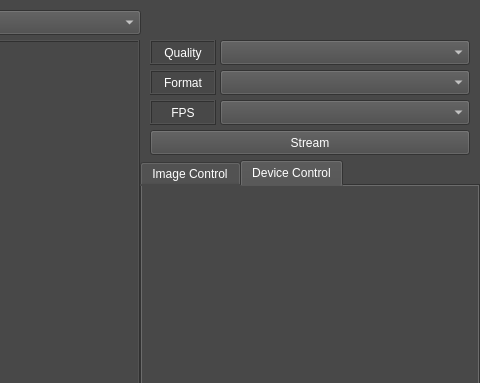
Old version of the form ui/mainwindow.ui in the repository mjlee111/v4l2_gui; both pictures show x 510 to 990 and y 0 to 383 of the 990 by 530 pixel window.
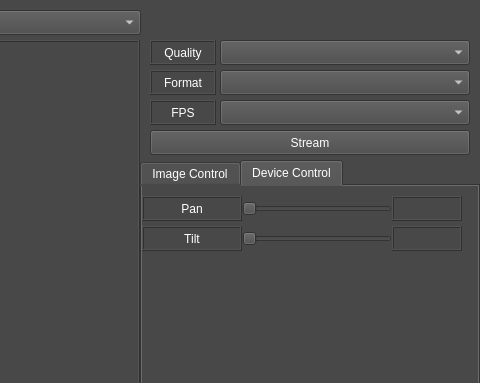
New version of the form. The open tabs and pages were chosen to show the change.

Commit message:
feat: device control tab add
absolute pan, tilt add

What changed in the file:
```diff
--- a/ui/mainwindow.ui
+++ b/ui/mainwindow.ui
@@ -683,6 +683,126 @@
      <attribute name="title">
       <string>Device Control</string>
      </attribute>
+     <widget class="QSlider" name="panSlider">
+      <property name="geometry">
+       <rect>
+        <x>100</x>
+        <y>10</y>
+        <width>150</width>
+        <height>25</height>
+       </rect>
+      </property>
+      <property name="maximum">
+       <number>100</number>
+      </property>
+      <property name="orientation">
+       <enum>Qt::Horizontal</enum>
+      </property>
+     </widget>
+     <widget class="QLabel" name="label_12">
+      <property name="geometry">
+       <rect>
+        <x>0</x>
+        <y>40</y>
+        <width>100</width>
+        <height>25</height>
+       </rect>
+      </property>
+      <property name="frameShape">
+       <enum>QFrame::Box</enum>
+      </property>
+      <property name="frameShadow">
+       <enum>QFrame::Raised</enum>
+      </property>
+      <property name="text">
+       <string>Tilt</string>
+      </property>
+      <property name="alignment">
+       <set>Qt::AlignCenter</set>
+      </property>
+     </widget>
+     <widget class="QSlider" name="tiltSlider">
+      <property name="geometry">
+       <rect>
+        <x>100</x>
+        <y>40</y>
+        <width>150</width>
+        <height>25</height>
+       </rect>
+      </property>
+      <property name="maximum">
+       <number>100</number>
+      </property>
+      <property name="orientation">
+       <enum>Qt::Horizontal</enum>
+      </property>
+     </widget>
+     <widget class="QLabel" name="pan">
+      <property name="geometry">
+       <rect>
+        <x>250</x>
+        <y>10</y>
+        <width>70</width>
+        <height>25</height>
+       </rect>
+      </property>
+      <property name="frameShape">
+       <enum>QFrame::Box</enum>
+      </property>
+      <property name="frameShadow">
+       <enum>QFrame::Raised</enum>
+      </property>
+      <property name="text">
+       <string/>
+      </property>
+      <property name="alignment">
+       <set>Qt::AlignCenter</set>
+      </property>
+     </widget>
+     <widget class="QLabel" name="label_13">
+      <property name="geometry">
+       <rect>
+        <x>0</x>
+        <y>10</y>
+        <width>100</width>
+        <height>25</height>
+       </rect>
+      </property>
+      <property name="frameShape">
+       <enum>QFrame::Box</enum>
+      </property>
+      <property name="frameShadow">
+       <enum>QFrame::Raised</enum>
+      </property>
+      <property name="text">
+       <string>Pan</string>
+      </property>
+      <property name="alignment">
+       <set>Qt::AlignCenter</set>
+      </property>
+     </widget>
+     <widget class="QLabel" name="tilt">
+      <property name="geometry">
+       <rect>
+        <x>250</x>
+        <y>40</y>
+        <width>70</width>
+        <height>25</height>
+       </rect>
+      </property>
+      <property name="frameShape">
+       <enum>QFrame::Box</enum>
+      </property>
+      <property name="frameShadow">
+       <enum>QFrame::Raised</enum>
+      </property>
+      <property name="text">
+       <string/>
+      </property>
+      <property name="alignment">
+       <set>Qt::AlignCenter</set>
+      </property>
+     </widget>
     </widget>
    </widget>
   </widget>
```
The commit also changes 2 other files.
